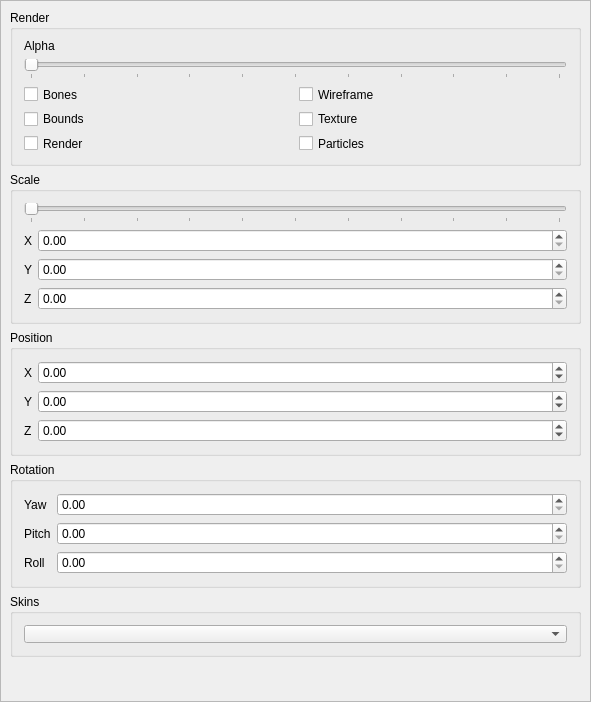
Old version of the form WMVx/ModelControl.ui in the repository Frostshake/WMVx.
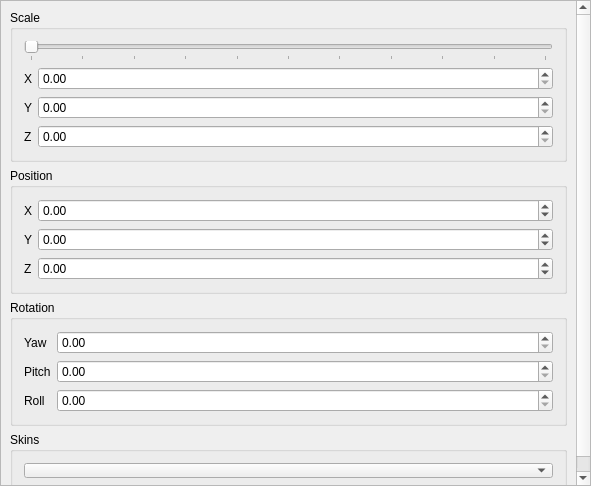
New version of the form.

Patch:
```diff
--- a/WMVx/ModelControl.ui
+++ b/WMVx/ModelControl.ui
@@ -7,7 +7,7 @@
     <x>0</x>
     <y>0</y>
     <width>591</width>
-    <height>702</height>
+    <height>486</height>
    </rect>
   </property>
   <property name="windowTitle">
@@ -37,7 +37,7 @@
         <x>0</x>
         <y>0</y>
         <width>589</width>
-        <height>700</height>
+        <height>484</height>
        </rect>
       </property>
       <layout class="QVBoxLayout" name="verticalLayout">
@@ -53,102 +53,6 @@
        <property name="bottomMargin">
         <number>9</number>
        </property>
-       <item>
-        <widget class="QGroupBox" name="groupBoxRender">
-         <property name="minimumSize">
-          <size>
-           <width>0</width>
-           <height>150</height>
-          </size>
-         </property>
-         <property name="autoFillBackground">
-          <bool>false</bool>
-         </property>
-         <property name="title">
-          <string>Render</string>
-         </property>
-         <property name="flat">
-          <bool>false</bool>
-         </property>
-         <property name="checkable">
-          <bool>false</bool>
-         </property>
-         <layout class="QVBoxLayout" name="verticalLayout_6">
-          <property name="topMargin">
-           <number>9</number>
-          </property>
-          <item>
-           <widget class="QLabel" name="labelAlpha">
-            <property name="text">
-             <string>Alpha</string>
-            </property>
-           </widget>
-          </item>
-          <item>
-           <widget class="QSlider" name="horizontalSliderAlpha">
-            <property name="maximum">
-             <number>100</number>
-            </property>
-            <property name="orientation">
-             <enum>Qt::Horizontal</enum>
-            </property>
-            <property name="tickPosition">
-             <enum>QSlider::TicksBelow</enum>
-            </property>
-            <property name="tickInterval">
-             <number>10</number>
-            </property>
-           </widget>
-          </item>
-          <item>
-           <layout class="QGridLayout" name="gridLayout">
-            <item row="0" column="0">
-             <widget class="QCheckBox" name="checkBoxBones">
-              <property name="text">
-               <string>Bones</string>
-              </property>
-             </widget>
-            </item>
-            <item row="2" column="0">
-             <widget class="QCheckBox" name="checkBoxBounds">
-              <property name="text">
-               <string>Bounds</string>
-              </property>
-             </widget>
-            </item>
-            <item row="0" column="1">
-             <widget class="QCheckBox" name="checkBoxWireFrame">
-              <property name="text">
-               <string>Wireframe</string>
-              </property>
-             </widget>
-            </item>
-            <item row="2" column="1">
-             <widget class="QCheckBox" name="checkBoxTexture">
-              <property name="text">
-               <string>Texture</string>
-              </property>
-             </widget>
-            </item>
-            <item row="3" column="0">
-             <widget class="QCheckBox" name="checkBoxRender">
-              <property name="text">
-               <string>Render</string>
-              </property>
-             </widget>
-            </item>
-            <item row="3" column="1">
-             <widget class="QCheckBox" name="checkBoxParticles">
-              <property name="text">
-               <string>Particles</string>
-              </property>
-             </widget>
-            </item>
-           </layout>
-          </item>
-         </layout>
-        </widget>
-       </item>
        <item>
         <widget class="QGroupBox" name="groupBoxScale">
          <property name="title">
```
